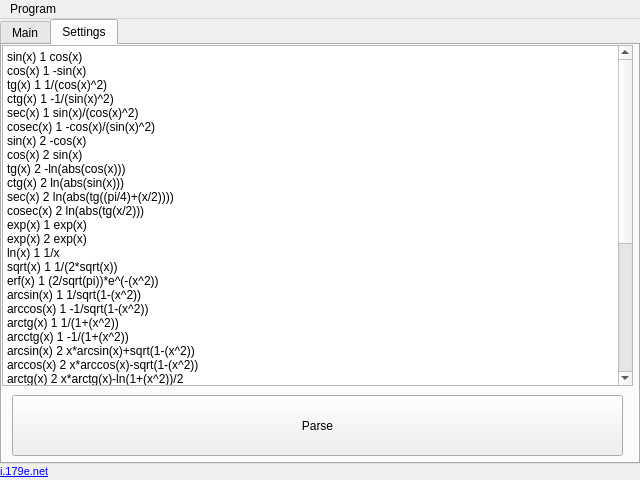
The window that diff.ui (sergeivolodin/Diff) describes before a commit, drawn with Qt 5.
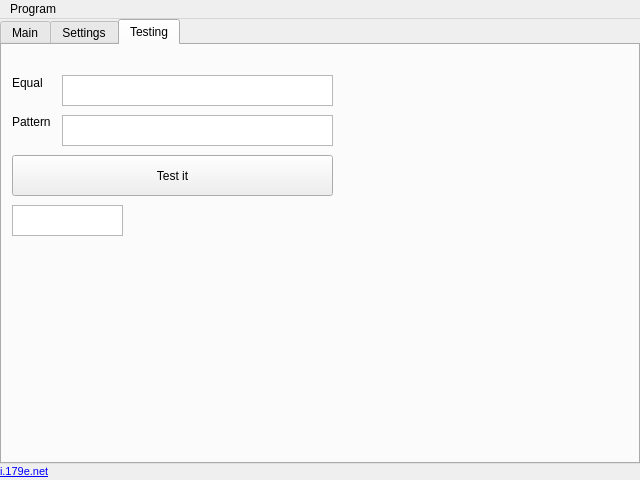
The same window after the commit.

Commit message: * rules description  * tree patterns implementation

What changed in the file:
```diff
--- a/diff.ui
+++ b/diff.ui
@@ -51,7 +51,7 @@
      </rect>
     </property>
     <property name="currentIndex">
-     <number>1</number>
+     <number>2</number>
     </property>
     <widget class="QWidget" name="tab_main">
      <attribute name="title">
@@ -240,7 +240,7 @@
        <rect>
         <x>0</x>
         <y>0</y>
-        <width>631</width>
+        <width>261</width>
         <height>341</height>
        </rect>
       </property>
@@ -270,18 +270,17 @@
 arccos(x) 2 x*arccos(x)-sqrt(1-(x^2))
 arctg(x) 2 x*arctg(x)-ln(1+(x^2))/2
 arcctg(x) 2 x*arcctg(x)+ln(1+(x^2))/2
-abs(x) 1 diff(sqrt(x)^2)
-integral(x) 2 integral(sqrt(x)^2)
-x+y 1 diff(x)+diff(y)
-x-y 1 diff(x)-diff(y)
-x*y 1 diff(x)*y+x*diff(y)
-x/y 1 (diff(x)*y-x*diff(y))/(y^2)
-x^y 1 diff(exp(ln(f(x))*g(x)))
-x+y 2 integral(x)+integral(y)
-x-y 2 integral(x)-integral(y)
--(x) 1 -diff(x)
--(x) 2 -integral(x)
-f(g(x)) 1 diff(g(x))*diff(f(y))|y=g(x)
+abs(f) 1 diff(sqrt(f)^2)
+f+g 1 diff(f)+diff(g)
+f-g 1 diff(f)-diff(g)
+f*g 1 diff(f)*g+f*diff(g)
+f/g 1 (diff(f)*g-f*diff(g))/(g^2)
+f^g 1 diff(exp(ln(f)*g))
+f+g 2 integral(f)+integral(g)
+f-g 2 integral(f)-integral(g)
+-f 1 -diff(f)
+-f 2 -integral(f)
+f(g) 1 diff(g)*diff(f(y))|y=g
 x 1 1
 a 1 0</string>
       </property>
@@ -297,6 +296,109 @@
       </property>
       <property name="text">
        <string>Parse</string>
+      </property>
+     </widget>
+     <widget class="QPlainTextEdit" name="plainTextEdit_2">
+      <property name="geometry">
+       <rect>
+        <x>260</x>
+        <y>0</y>
+        <width>371</width>
+        <height>341</height>
+       </rect>
+      </property>
+      <property name="frameShape">
+       <enum>QFrame::NoFrame</enum>
+      </property>
+      <property name="readOnly">
+       <bool>true</bool>
+      </property>
+      <property name="plainText">
+       <string>Write your rules in left field.
+Invalid lines will be ignored.
+
+f,g,h - any functions with variables and numbers
+x,y,z - variables 'x'...; nums
+a,b,c - numbers
+
+...|var=val. for future repl. [ex. diff(g)*diff(f(y))|y=g]</string>
+      </property>
+      <property name="textInteractionFlags">
+       <set>Qt::NoTextInteraction</set>
+      </property>
+     </widget>
+    </widget>
+    <widget class="QWidget" name="tab">
+     <attribute name="title">
+      <string>Testing</string>
+     </attribute>
+     <widget class="QLabel" name="label_3">
+      <property name="geometry">
+       <rect>
+        <x>10</x>
+        <y>30</y>
+        <width>52</width>
+        <height>16</height>
+       </rect>
+      </property>
+      <property name="text">
+       <string>Equal</string>
+      </property>
+     </widget>
+     <widget class="QLabel" name="label_4">
+      <property name="geometry">
+       <rect>
+        <x>10</x>
+        <y>70</y>
+        <width>52</width>
+        <height>13</height>
+       </rect>
+      </property>
+      <property name="text">
+       <string>Pattern</string>
+      </property>
+     </widget>
+     <widget class="QPushButton" name="pushButton">
+      <property name="geometry">
+       <rect>
+        <x>10</x>
+        <y>110</y>
+        <width>321</width>
+        <height>41</height>
+       </rect>
+      </property>
+      <property name="text">
+       <string>Test it</string>
+      </property>
+     </widget>
+     <widget class="QPlainTextEdit" name="teste">
+      <property name="geometry">
+       <rect>
+        <x>60</x>
+        <y>30</y>
+        <width>271</width>
+        <height>31</height>
+       </rect>
+      </property>
+     </widget>
+     <widget class="QPlainTextEdit" name="testp">
+      <property name="geometry">
+       <rect>
+        <x>60</x>
+        <y>70</y>
+        <width>271</width>
+        <height>31</height>
+       </rect>
+      </property>
+     </widget>
+     <widget class="QPlainTextEdit" name="testr">
+      <property name="geometry">
+       <rect>
+        <x>10</x>
+        <y>160</y>
+        <width>111</width>
+        <height>31</height>
+       </rect>
       </property>
      </widget>
     </widget>
```
The commit also changes 7 other files.
